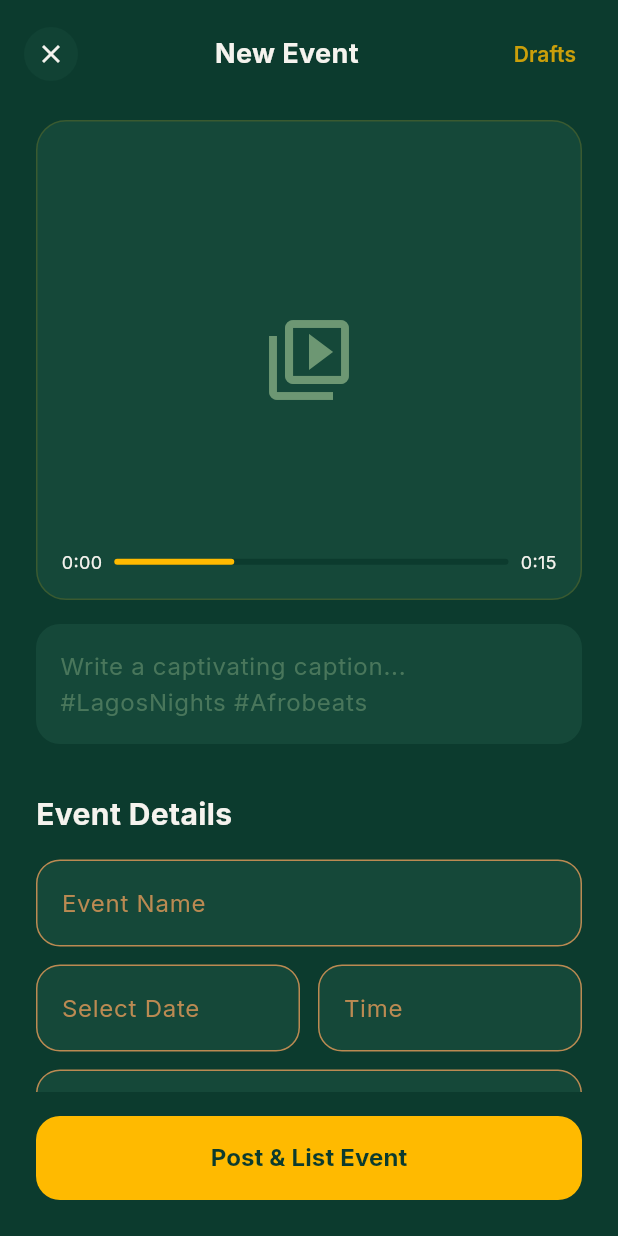
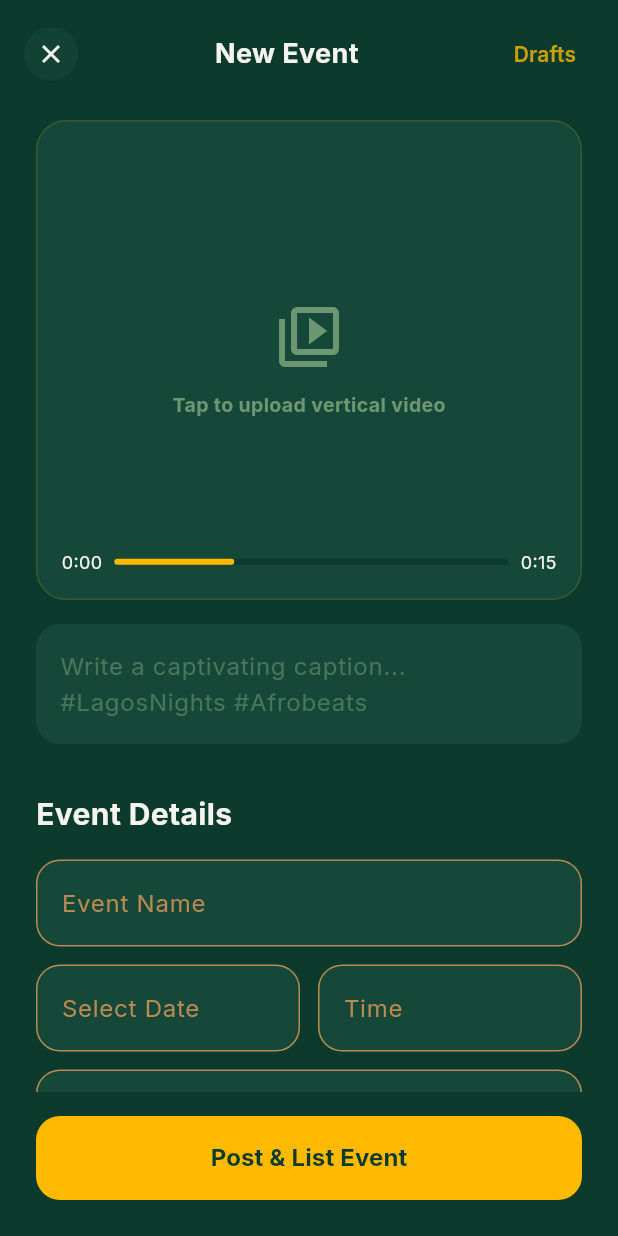
Before and after one commit to Roquverse/bikin, a Flutter app: the CreateEventScreen widget shown alone on an empty page, opened directly, on a phone screen of 412 x 824 dp. Run offline on Flutter 3.47's test engine with Material 3 defaults, Android fonts, the phone set to English and light mode, and no system bars; our stand-ins replace dio, flutter_riverpod, flutter_secure_storage, go_router, google_fonts, image_picker and 5 more; missing offline and left inert: http_certificate_pinning; accounts and stored records are empty; generated files the repository leaves out were written again; network calls fail.

Commit message:
feat: implement video upload functionality on Create Event screen

```diff
--- a/mobile/lib/features/tickets/presentation/screens/create_event_screen.dart
+++ b/mobile/lib/features/tickets/presentation/screens/create_event_screen.dart
@@ -1,4 +1,7 @@
+import 'dart:io';
 import 'package:flutter/material.dart';
+import 'package:image_picker/image_picker.dart';
+import 'package:video_player/video_player.dart';
 import '../../../../core/theme/app_colors.dart';
 import '../../../../core/widgets/buttons/primary_button.dart';
 import '../../../../features/auth/presentation/widgets/custom_text_field.dart';
@@ -16,13 +19,61 @@ class _CreateEventScreenState extends State<CreateEventScreen> {
   final TextEditingController _timeController = TextEditingController();
   final TextEditingController _venueController = TextEditingController();
 
+  File? _selectedVideo;
+  VideoPlayerController? _videoController;
+  final ImagePicker _picker = ImagePicker();
+  bool _isPickingVideo = false;
+
   @override
   void dispose() {
     _nameController.dispose();
     _dateController.dispose();
     _timeController.dispose();
     _venueController.dispose();
+    _videoController?.dispose();
     super.dispose();
+  }
+
+  Future<void> _pickVideo() async {
+    setState(() {
+      _isPickingVideo = true;
+    });
+
+    try {
+      final XFile? video = await _picker.pickVideo(source: ImageSource.gallery);
+
+      if (video != null) {
+        final file = File(video.path);
+
+        // Dispose old controller if exists
+        if (_videoController != null) {
+          await _videoController!.dispose();
+        }
+
+        _videoController = VideoPlayerController.file(file);
+        await _videoController!.initialize();
+        _videoController!.setLooping(true);
+
+        setState(() {
+          _selectedVideo = file;
+        });
+
+        // Auto play the selected video preview
+        _videoController!.play();
+      }
+    } catch (e) {
+      if (context.mounted) {
+        ScaffoldMessenger.of(context).showSnackBar(
+          SnackBar(content: Text('Error picking video: $e')),
+        );
+      }
+    } finally {
+      if (mounted) {
+        setState(() {
+          _isPickingVideo = false;
+        });
+      }
+    }
   }
 
   @override
@@ -81,10 +132,13 @@ class _CreateEventScreenState extends State<CreateEventScreen> {
                 child: Column(
                   crossAxisAlignment: CrossAxisAlignment.start,
                   children: [
-                    // Video Placeholder
-                    Container(
+                    // Video Placeholder / Preview
+                    GestureDetector(
+                      onTap: _pickVideo,
+                      child: Container(
                         height: 320,
                         width: double.infinity,
+                        clipBehavior: Clip.antiAlias,
                         decoration: BoxDecoration(
                           color: AppColors.surfaceElevated,
                           borderRadius: BorderRadius.circular(20),
@@ -93,7 +147,33 @@ class _CreateEventScreenState extends State<CreateEventScreen> {
                         child: Stack(
                           alignment: Alignment.center,
                           children: [
-                          const Icon(Icons.video_library_outlined, size: 64, color: AppColors.secondary),
+                            if (_isPickingVideo)
+                              const CircularProgressIndicator(color: AppColors.accentCta)
+                            else if (_videoController != null && _videoController!.value.isInitialized)
+                              SizedBox.expand(
+                                child: FittedBox(
+                                  fit: BoxFit.cover,
+                                  child: SizedBox(
+                                    width: _videoController!.value.size.width,
+                                    height: _videoController!.value.size.height,
+                                    child: VideoPlayer(_videoController!),
+                                  ),
+                                ),
+                              )
+                            else
+                              const Column(
+                                mainAxisSize: MainAxisSize.min,
+                                children: [
+                                  Icon(Icons.video_library_outlined, size: 48, color: AppColors.secondary),
+                                  SizedBox(height: 12),
+                                  Text(
+                                    'Tap to upload vertical video',
+                                    style: TextStyle(color: AppColors.secondary, fontSize: 13, fontWeight: FontWeight.bold),
+                                  ),
+                                ],
+                              ),
+
+                            // Custom progress timeline overlay
                             Positioned(
                               bottom: 16,
                               left: 16,
@@ -123,11 +203,17 @@ class _CreateEventScreenState extends State<CreateEventScreen> {
                                     ),
                                   ),
                                   const SizedBox(width: 8),
-                                const Text('0:15', style: TextStyle(color: AppColors.offWhite, fontSize: 12)),
+                                  Text(
+                                    _videoController != null && _videoController!.value.isInitialized
+                                      ? '${_videoController!.value.duration.inSeconds}s'
+                                      : '0:15',
+                                    style: const TextStyle(color: AppColors.offWhite, fontSize: 12)
+                                  ),
                                 ],
                               ),
                             ),
                           ],
+                        ),
                       ),
                     ),
                     const SizedBox(height: 16),
--- a/mobile/pubspec.yaml
+++ b/mobile/pubspec.yaml
@@ -47,6 +47,7 @@ dependencies:
   shimmer: any
   share_plus: any
   http: ^1.6.0
+  image_picker: ^1.2.3
 
 dev_dependencies:
   flutter_test:
```
Also changed, not shown: mobile/pubspec.lock. Lines whose indentation alone changed are shown as unchanged.
